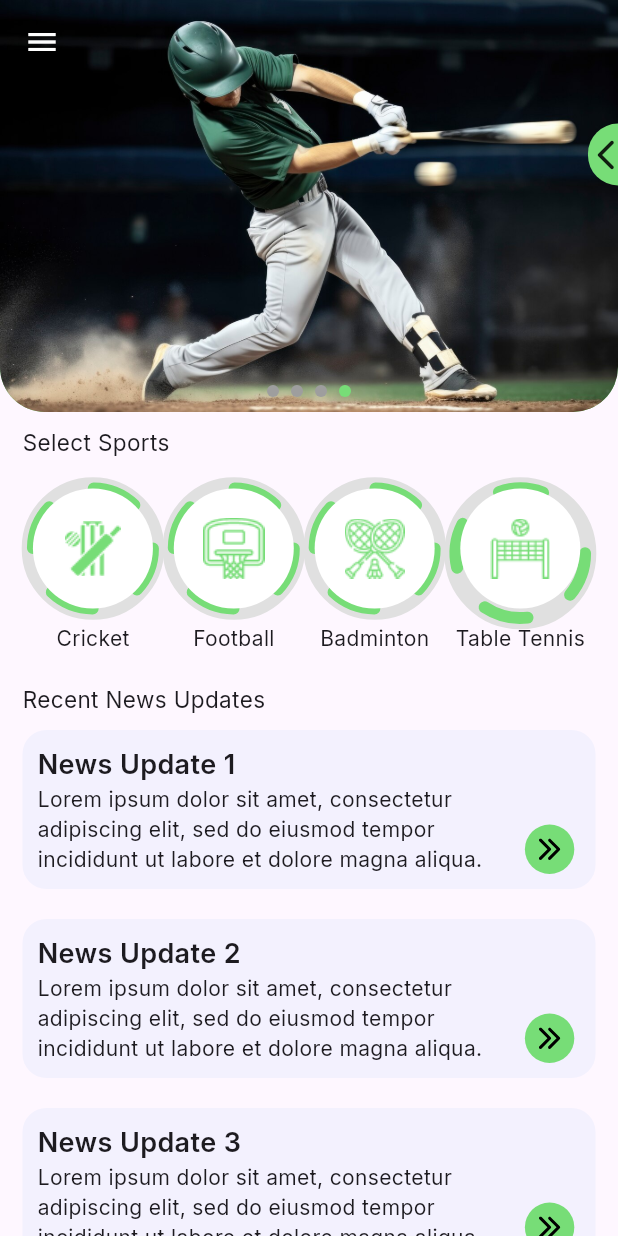
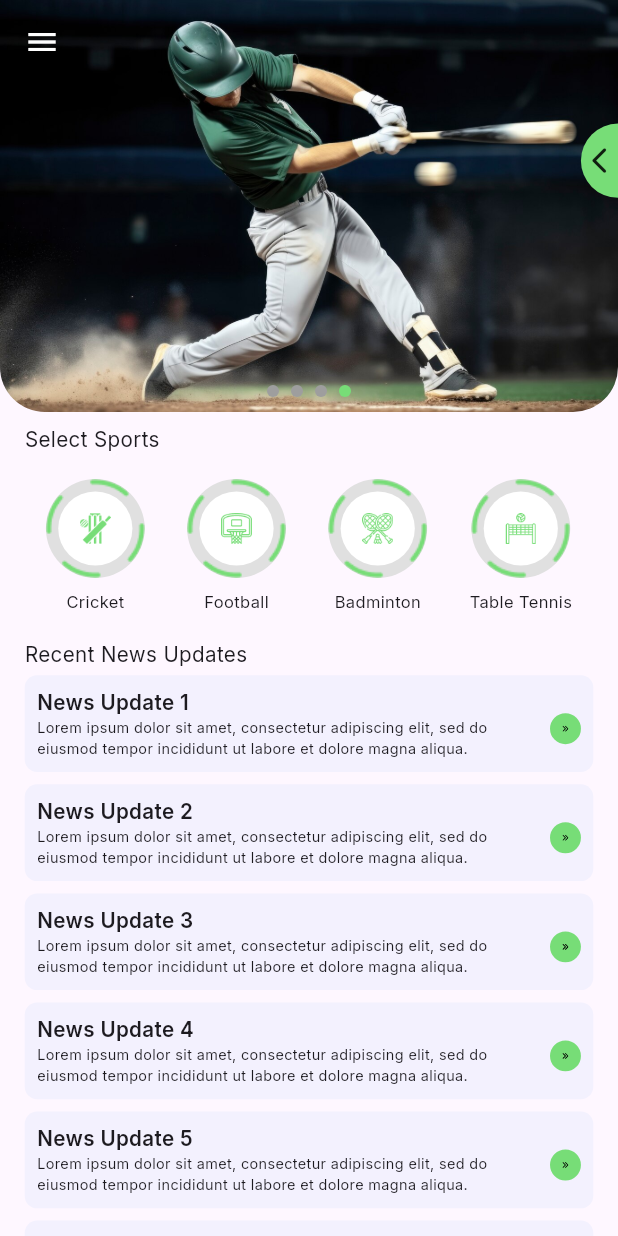
Before and after one commit to sultanalisandhu/Touch_Down, a Flutter app: the screen it shows after launch, on a phone screen of 412 x 824 dp. Run offline on Flutter 3.47's test engine with Material 3 defaults, Android fonts, the phone set to English and light mode, and no system bars; drawn by our look-alikes of smooth_page_indicator; our stand-ins replace date_picker_timeline, device_preview, flutter_svg, flutter_typeahead, get, google_fonts and 2 more; project files that could hold a hidden picture were left out.

Commit message:
animated container icn aded sizer responsive home screen

```diff
--- a/lib/controller/home_controller.dart
+++ b/lib/controller/home_controller.dart
@@ -0,0 +1,44 @@
+import 'dart:async';
+import 'package:flutter/cupertino.dart';
+import 'package:get/get.dart';
+import 'package:touch_down/utils/asset_utils.dart';
+
+class HomeController extends GetxController {
+  late PageController pageController;
+  RxInt currentIndex = 0.obs;
+  Timer? timer;
+
+  final List<String> carouselPictures = [
+    ImgUtils.sliderImg,
+    ImgUtils.welcomeImage,
+    ImgUtils.bgImg,
+    ImgUtils.sliderImg2
+  ];
+
+  @override
+  void onInit() {
+    super.onInit();
+    pageController = PageController(initialPage: 0);
+    startTimer();
+  }
+
+  void startTimer() {
+    timer = Timer.periodic(const Duration(seconds: 2), (timer) {
+      if (currentIndex.value < carouselPictures.length - 1) {
+        pageController.nextPage(
+          duration: const Duration(milliseconds: 500),
+          curve: Curves.ease,
+        );
+      } else {
+        pageController.jumpToPage(0);
+      }
+    });
+  }
+
+  @override
+  void onClose() {
+    timer?.cancel();
+    pageController.dispose();
+    super.onClose();
+  }
+}
--- a/lib/main.dart
+++ b/lib/main.dart
@@ -1,3 +1,4 @@
+import 'package:device_preview/device_preview.dart';
 import 'package:flutter/material.dart';
 import 'package:get/get.dart';
 import 'package:sizer/sizer.dart';
@@ -5,7 +6,8 @@ import 'package:touch_down/view/auth/welcome_screen.dart';
 import 'package:touch_down/view/home_ui/home_screen.dart';
 
 void main() {
-  runApp(const MyApp());
+  runApp(DevicePreview(builder: (BuildContext context)=> const MyApp()));
+  // runApp(const MyApp());
 }
 
 class MyApp extends StatelessWidget {
@@ -23,6 +25,8 @@ class MyApp extends StatelessWidget {
               useMaterial3: true,
             ),
             home:  HomeScreen(),
+            useInheritedMediaQuery: true,
+            locale: DevicePreview.locale(context),
           );
         });
 
--- a/lib/utils/asset_utils.dart
+++ b/lib/utils/asset_utils.dart
@@ -12,6 +12,7 @@ class ImgUtils {
   static const String cricketImg='assets/photos/cricket.png';
   static const String cricketUpdateImg='assets/photos/cricketUpdateImg.png';
   static const String cricketChampion='assets/photos/cricketChampion.png';
+  static const String containerBorderImg='assets/photos/containerBorderImg.png';
   static const String blueTshirt='assets/photos/blueTshirt.jpg';
   static const String greenTshirt='assets/photos/greenTshirt.jpg';
   static const String sliderImg3='assets/photos/sliderImg3.jpg';
@@ -33,4 +34,8 @@ class IconUtils{
   static const String profileIcon= 'assets/icons/profileIcon.svg';
   static const String nextIcon= 'assets/icons/nextIcon.svg';
   static const String checkIcon= 'assets/icons/checkIcon.svg';
+  static const String chatIcon= 'assets/icons/chatIcon.svg';
+  static const String shareIcon= 'assets/icons/shareIcon.svg';
+  static const String rateIcon= 'assets/icons/rateIcon.svg';
+  static const String bellIcon= 'assets/icons/bellIcon.svg';
 }
--- a/lib/utils/constants.dart
+++ b/lib/utils/constants.dart
@@ -4,6 +4,7 @@ import 'dart:ui';
 import 'package:flutter/material.dart';
 import 'package:get/get.dart';
 import 'package:google_fonts/google_fonts.dart';
+import 'package:sizer/sizer.dart';
 
 class AppColor {
   static const Color primaryColor= Color.fromRGBO(119, 221, 119, 1);
@@ -11,8 +12,8 @@ class AppColor {
   static const Color greyColor= Color.fromRGBO(182, 182, 182, 1);
   static const Color lightGreyColor= Color.fromRGBO(244, 244, 244, 1);
   static const Color containerGreyColor= Color.fromRGBO(243, 241, 254, 1);
-   static const Color whiteColor = Colors.white;
-   static const Color blackColor = Colors.black;
+  static const Color whiteColor = Colors.white;
+  static const Color blackColor = Colors.black;
 }
 
 Size get mQ => MediaQuery.of(Get.context!).size;
@@ -32,7 +33,7 @@ TextStyle primaryTextStyle({double? fontSize, FontWeight? fontWeight,Color? colo
   return GoogleFonts.inter(
       textStyle: TextStyle(
         decoration:TextDecoration.none,
-        fontSize: fontSize !=null ?fontSize: 20,
+        fontSize: fontSize !=null ?fontSize.sp: 20.sp,
         fontWeight: fontWeight??FontWeight.w300,
         color: color,
       )
--- a/lib/utils/extensions.dart
+++ b/lib/utils/extensions.dart
@@ -1,8 +1,9 @@
 import 'package:flutter/material.dart';
+import 'package:sizer/sizer.dart';
 
 extension CustomSizeBox on int {
-  SizedBox get height => SizedBox(height: toDouble());
-  SizedBox get width => SizedBox(width: toDouble());
+  SizedBox get height => SizedBox(height: toDouble().h);
+  SizedBox get width => SizedBox(width: toDouble().w);
 }
 
 extension DismisskeyBoard on BuildContext {
--- a/lib/view/home_ui/home_screen.dart
+++ b/lib/view/home_ui/home_screen.dart
@@ -2,7 +2,9 @@ import 'dart:async';
 
 import 'package:flutter/material.dart';
 import 'package:get/get.dart';
+import 'package:sizer/sizer.dart';
 import 'package:smooth_page_indicator/smooth_page_indicator.dart';
+import 'package:touch_down/controller/home_controller.dart';
 import 'package:touch_down/utils/asset_utils.dart';
 import 'package:touch_down/utils/constants.dart';
 import 'package:touch_down/utils/extensions.dart';
@@ -12,51 +14,10 @@ import 'package:touch_down/widgets/home_widgets/drawer_content.dart';
 import 'package:touch_down/widgets/home_widgets/home_widgets.dart';
 import 'package:touch_down/widgets/home_widgets/k_drawer.dart';
 
-class HomeScreen extends StatefulWidget {
+class HomeScreen extends StatelessWidget {
    HomeScreen({super.key});
 
-  @override
-  State<HomeScreen> createState() => _HomeScreenState();
-}
-
-class _HomeScreenState extends State<HomeScreen> {
-   late PageController controller;
-   RxInt currentIndex=0.obs;
-   Timer? timer;
-
-   @override
-   void initState() {
-     startTimer();
-     controller= PageController(initialPage: 0);
-     super.initState();
-   }
-
-   @override
-   void dispose() {
-     timer?.cancel();
-     controller.dispose();
-     super.dispose();
-   }
-
-   void startTimer() {
-     timer = Timer.periodic(const Duration(seconds: 2), (timer) {
-       if (currentIndex.value < carouselPictures.length - 1) {
-         controller.nextPage(
-           duration: const Duration(milliseconds: 500),
-           curve: Curves.ease,
-         );
-       } else {
-         controller.jumpToPage(0);
-       }
-     });
-   }
-
-  final List<String> carouselPictures=[
-    ImgUtils.sliderImg,
-    ImgUtils.welcomeImage,
-    ImgUtils.bgImg,
-    ImgUtils.sliderImg2
-  ];
+  final HomeController controller= Get.put(HomeController(),tag: 'HomeController');
 
   @override
   Widget build(BuildContext context) {
@@ -77,7 +38,6 @@ class _HomeScreenState extends State<HomeScreen> {
             height: mQ.height / 3,
             width: mQ.width,
             decoration: const BoxDecoration(
-              color: AppColor.primaryColor, // Change to AppColor.primaryColor if defined
               borderRadius: BorderRadius.only(
                 bottomLeft: Radius.circular(30),
                 bottomRight: Radius.circular(30),
@@ -92,14 +52,14 @@ class _HomeScreenState extends State<HomeScreen> {
                 alignment: Alignment.bottomCenter,
                 children: [
                   PageView.builder(
-                    controller: controller,
+                    controller: controller.pageController,
                     onPageChanged: (index) {
-                        currentIndex.value = index;
+                      controller.currentIndex.value = index;
                     },
-                    itemCount: carouselPictures.length,
+                    itemCount: controller.carouselPictures.length,
                     itemBuilder: (context, index) {
                       return Image.asset(
-                        carouselPictures[index],
+                        controller.carouselPictures[index],
                         fit: BoxFit.cover,
                       );
                     },
@@ -108,8 +68,8 @@ class _HomeScreenState extends State<HomeScreen> {
                   Positioned(
                     bottom: 10.0,
                     child: SmoothPageIndicator(
-                      controller: controller,
-                      count: carouselPictures.length,
+                      controller: controller.pageController,
+                      count: controller.carouselPictures.length,
                       effect: const WormEffect(
                         dotHeight: 8.0,
                         dotWidth: 8.0,
@@ -124,28 +84,26 @@ class _HomeScreenState extends State<HomeScreen> {
           ),
           Expanded(
             child: SingleChildScrollView(
-              child: Padding(
-                padding: const EdgeInsets.symmetric(horizontal: 15, vertical: 10),
               child: Column(
                 crossAxisAlignment: CrossAxisAlignment.start,
                 children: [
-                    Text('Select Sports', style: primaryTextStyle(fontSize: 15, fontWeight: FontWeight.w400)),
-                    20.height,
+                  Text('Select Sports', style: primaryTextStyle(fontSize: 10, fontWeight: FontWeight.w400)),
+                  2.height,
                   Row(
                     mainAxisAlignment: MainAxisAlignment.spaceAround,
                     children: [
-                        Centauraus(
+                      GameContainer(
                           onTap: (){
                             Get.to(()=> CricketHomeScreen());
                           },
                           iconPath: ImgUtils.greenCricketImg, sportName: 'Cricket'),
-                        Centauraus(onTap: (){}, iconPath: ImgUtils.basketBallImg, sportName: 'Football'),
-                        Centauraus(onTap: (){}, iconPath: ImgUtils.greenBadmintonImg, sportName: 'Badminton'),
-                        Centauraus(onTap: (){}, iconPath: ImgUtils.volleyBalImg, sportName: 'Table Tennis'),
+                      GameContainer(onTap: (){}, iconPath: ImgUtils.basketBallImg, sportName: 'Football'),
+                      GameContainer(onTap: (){}, iconPath: ImgUtils.greenBadmintonImg, sportName: 'Badminton'),
+                      GameContainer(onTap: (){}, iconPath: ImgUtils.volleyBalImg, sportName: 'Table Tennis'),
                     ],
                   ),
-                    20.height,
-                    Text('Recent News Updates', style: primaryTextStyle(fontSize: 15, fontWeight: FontWeight.w400)),
+                  2.height,
+                  Text('Recent News Updates', style: primaryTextStyle(fontSize: 10, fontWeight: FontWeight.w400)),
                   ListView.builder(
                     itemCount: 10,
                     shrinkWrap: true,
@@ -159,8 +117,7 @@ class _HomeScreenState extends State<HomeScreen> {
                     },
                   ),
                 ],
-                ),
-              ),
+              ).paddingSymmetric(horizontal: 2.h,vertical: 1.h),
             ),
           ),
         ],
--- a/lib/view/more_ui/book_venue_inner.dart
+++ b/lib/view/more_ui/book_venue_inner.dart
@@ -34,6 +34,7 @@ class _BookVenueInnerScreenState extends State<BookVenueInnerScreen> {
         backgroundColor: Colors.transparent,
         // systemOverlayStyle: SystemUiOverlayStyle(
         //   statusBarColor: AppColor.primaryColor,
+        //
         // ),
       ),
       body: Column(
--- a/lib/widgets/home_widgets/aimated_container.dart
+++ b/lib/widgets/home_widgets/aimated_container.dart
@@ -1,17 +1,22 @@
 import 'package:flutter/material.dart';
 import 'package:get/get.dart';
 import 'package:sizer/sizer.dart';
+import 'package:touch_down/utils/asset_utils.dart';
 import 'package:touch_down/utils/constants.dart';
+import 'package:touch_down/utils/extensions.dart';
+import 'package:touch_down/widgets/k_svg_icon.dart';
 
 
 class KAnimatedContainer extends StatelessWidget {
+
    KAnimatedContainer({super.key});
   final RxBool selected = false.obs;
+
   @override
   Widget build(BuildContext context) {
     return  Obx(()=>AnimatedPositioned(
-      height: selected.value ? 27.0.h : 5.0.h,
-      width: selected.value ? 50.0 : 20.0,
+      height: selected.value ? 27.0.h : 6.0.h,
+      width: selected.value ? 11.0.w : 6.0.w,
       top: selected.value ? 5.0.h : 10.h,
       right: 0,
       duration: const Duration(milliseconds: 500),
@@ -32,20 +37,24 @@ class KAnimatedContainer extends StatelessWidget {
             child: Column(
               mainAxisSize: MainAxisSize.min,
               children: [
-                IconButton(onPressed: () {}, icon: Icon(Icons.chat)),
-                IconButton(onPressed: () {}, icon: Icon(Icons.share)),
-                IconButton(onPressed: () {}, icon: Icon(Icons.thumb_up_off_alt_rounded)),
-                IconButton(onPressed: () {}, icon: Icon(Icons.notifications)),
+                IconButton(onPressed: () {}, icon: Icon(Icons.chat,size: 3.h,)),
+                showSvgIconWidget(onTap: (){}, iconPath: IconUtils.chatIcon,height: 3.h,width: 3.w),
+                2.height,
+                showSvgIconWidget(onTap: (){}, iconPath: IconUtils.shareIcon,height: 3.h,width: 3.w),
+                2.height,
+                showSvgIconWidget(onTap: (){}, iconPath: IconUtils.rateIcon,height: 3.h,width: 3.w),
+                2.height,
+                showSvgIconWidget(onTap: (){}, iconPath: IconUtils.bellIcon,height: 3.h,width: 3.w),
                 IconButton(
                   onPressed: () {
                     selected.value = !selected.value;
                   },
-                  icon: Icon(Icons.clear),
+                  icon: Icon(Icons.keyboard_arrow_up_outlined,size: 4.h,),
                 ),
               ],
             ),
           )
-              : Icon( Icons.arrow_back_ios_new_rounded),
+              : Icon( Icons.arrow_back_ios_new_rounded,size: 2.5.h,),
         ),
       ),
     ));
--- a/lib/widgets/home_widgets/home_widgets.dart
+++ b/lib/widgets/home_widgets/home_widgets.dart
@@ -1,84 +1,34 @@
 import 'package:flutter/material.dart';
+import 'package:sizer/sizer.dart';
 import 'package:touch_down/utils/asset_utils.dart';
 import 'package:touch_down/utils/constants.dart';
 import 'package:touch_down/utils/extensions.dart';
 import 'package:touch_down/widgets/k_svg_icon.dart';
 
-class Centauraus extends StatelessWidget {
+class GameContainer extends StatelessWidget {
   final String? iconPath;
   final String? sportName;
-  Function()? onTap;
-  Centauraus({super.key, this.iconPath, this.sportName,this.onTap});
-
+  final Function()? onTap;
+  const GameContainer({super.key, this.iconPath, this.sportName,this.onTap});
 
   @override
   Widget build(BuildContext context) {
-    return GestureDetector(
-      onTap: onTap,
-      child: CustomPaint(
-        size: Size(150, 150),
-        painter: SegmentedCirclePainter(),
-        child: Column(
-          children: [
-            Container(
-              height: 80,
-              width: 80,
-              alignment: Alignment.center,
-              decoration: BoxDecoration(
-                shape: BoxShape.circle,
-                color: Colors.white,
-                image: DecorationImage(image: AssetImage(iconPath!), )
-              ),
+    return Column(
+      children: [
+         CircleAvatar(
+              radius: 4.h,
+              backgroundColor: Colors.grey.shade300,
+              backgroundImage: const AssetImage( ImgUtils.containerBorderImg,),
+            child: CircleAvatar(
+              radius: 3.h,
+                backgroundColor: Colors.white,
+                child: Center(child: Image(image: AssetImage(iconPath!,),fit: BoxFit.contain,height: 5.h,width: 5.w,))
             ),
-            10.height,
-            Text(sportName!,style: primaryTextStyle(fontSize: 14,fontWeight: FontWeight.w400),)
-          ],
-        ),
-      ),
+          ),
+        1.height,
+        Text(sportName!,style: primaryTextStyle(fontSize: 8,fontWeight: FontWeight.w400),)
+      ],
     );
-  }
-}
-
-class SegmentedCirclePainter extends CustomPainter {
-  @override
-  void paint(Canvas canvas, Size size) {
-    double radius = size.width / 2;
-
-    // Paint for the complete circle background
-    Paint backgroundPaint = Paint()
-      ..color = Colors.grey.shade300
-      ..strokeWidth = 15
-      ..style = PaintingStyle.stroke;
-
-    // Draw the complete circle background
-    canvas.drawCircle(Offset(radius, radius), radius, backgroundPaint);
-
-    // Paint for the segmented strokes
-    Paint paint = Paint()
-      ..color = AppColor.primaryColor
-      ..strokeWidth = 8
-      ..style = PaintingStyle.stroke
-      ..strokeCap = StrokeCap.round; // Set stroke edges to be rounded
-
-    double segmentWidth = 30; // Width of each segment
-    double gapWidth = 33; // Width of the gap between segments
-    double angle = 0; // Starting angle
-
-    for (int i = 0; i < 4; i++) {
-      canvas.drawArc(
-        Rect.fromCircle(center: Offset(radius, radius), radius: radius),
-        angle,
-        segmentWidth / radius,
-        false,
-        paint,
-      );
-      angle += (segmentWidth + gapWidth) / radius;
-    }
-  }
-
-  @override
-  bool shouldRepaint(CustomPainter oldDelegate) {
-    return false;
   }
 }
 
@@ -92,11 +42,11 @@ Widget newsContainer ({
     onTap: onTap,
     child: Container(
       width: mQ.width,
-      margin: EdgeInsets.symmetric(vertical: 10),
-      padding: EdgeInsets.all(10),
+      margin:  EdgeInsets.symmetric(vertical: 0.5.h),
+      padding:  EdgeInsets.all(1.h),
       decoration: BoxDecoration(
           color: AppColor.containerGreyColor,
-          borderRadius: BorderRadius.circular(16)
+          borderRadius: BorderRadius.circular(1.h)
       ),
       child: Row(
         crossAxisAlignment: CrossAxisAlignment.end,
@@ -105,21 +55,21 @@ Widget newsContainer ({
             child: Column(
               crossAxisAlignment: CrossAxisAlignment.start,
               children: [
-                Text(updateName!,style: primaryTextStyle(fontSize: 18,fontWeight: FontWeight.w600),),
+                Text(updateName!,style: primaryTextStyle(fontSize: 10,fontWeight: FontWeight.w600),),
                 Text(newsDetails!,
-                  style: primaryTextStyle(fontSize: 14,fontWeight: FontWeight.w400),),
+                  style: primaryTextStyle(fontSize: 7,fontWeight: FontWeight.w400),),
 
               ],),
           ),
           Container(
-            height: mQ.height*0.04,
-            width: mQ.width*0.10,
+            height: 5.h,
+            width: 5.w,
             alignment: Alignment.center,
             decoration: const BoxDecoration(
               shape: BoxShape.circle,
               color: AppColor.primaryColor,
             ),
-            child:showSvgIconWidget(iconPath: IconUtils.nextIcon,height: 15,width: 15),
+            child:showSvgIconWidget(iconPath: IconUtils.nextIcon,height: 1.h,width: 1.w),
           )
         ],
       ),
--- a/pubspec.yaml
+++ b/pubspec.yaml
@@ -44,6 +44,7 @@ dependencies:
   date_picker_timeline: ^1.2.6
   sizer: ^2.0.15
   flutter_typeahead: ^5.2.0
+  device_preview: ^1.2.0
 
 dev_dependencies:
   flutter_test:
```
Also changed, not shown: lib/extras.dart (+78 -42 lines), assets/icons/bellIcon.svg (added), assets/icons/chatIcon.svg (added), assets/icons/rateIcon.svg (added), assets/icons/shareIcon.svg (added), assets/photos/containerBorderImg.png (added), pubspec.lock. Lines whose indentation alone changed are shown as unchanged.
